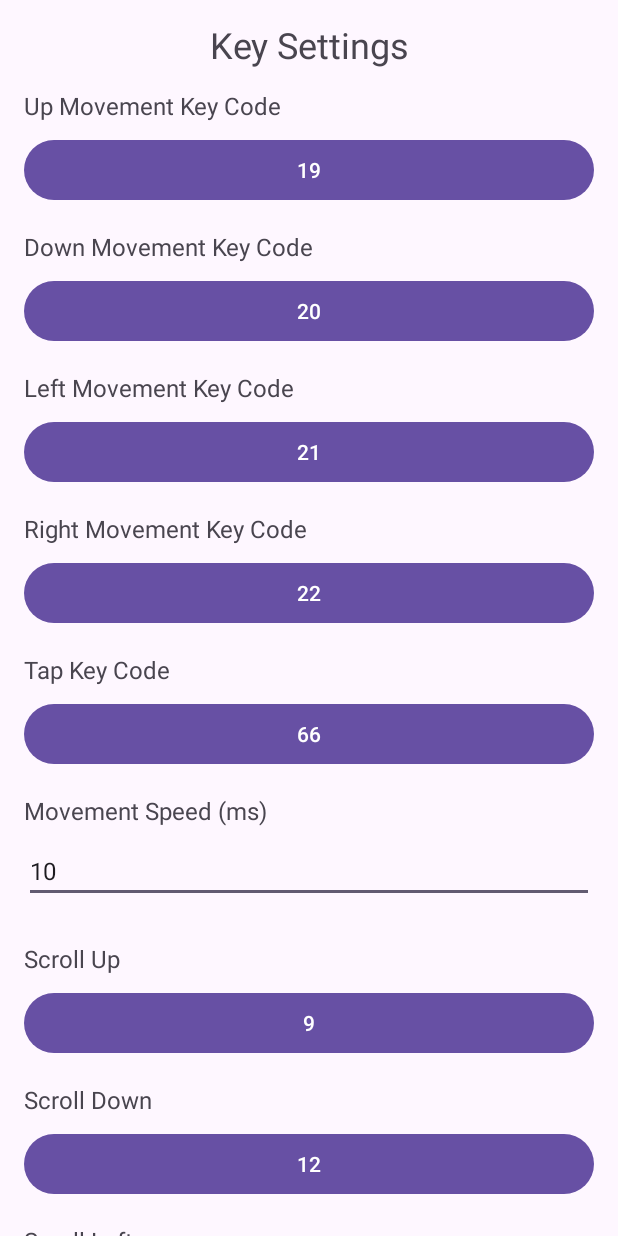
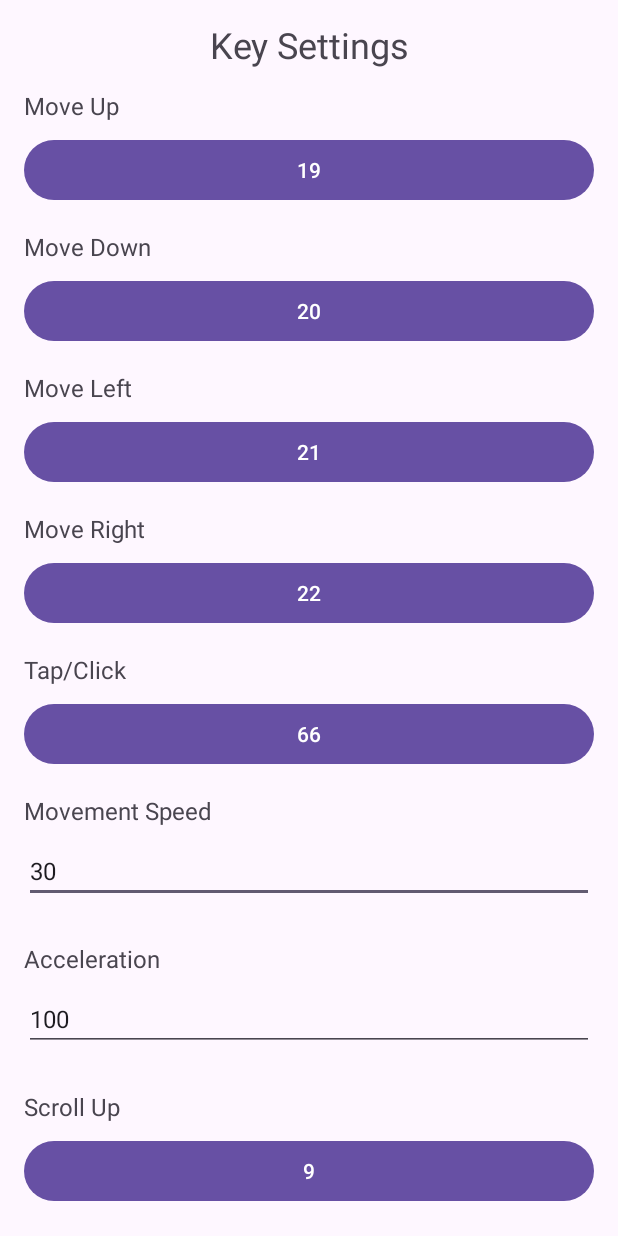
Before and after one commit to nnnnnnn0090/HardKeyPointer-Android, an Android app: the screen it shows after launch (MainActivity), on a phone screen of 412 x 824 dp. Run offline under Robolectric (Android 15) with nearby library versions, the phone set to English and light mode, and no system bars.

Commit message:
ポインタ加速度追加

```diff
--- a/app/build.gradle.kts
+++ b/app/build.gradle.kts
@@ -16,7 +16,7 @@ android {
         minSdk = 24
         targetSdk = 35
         versionCode = 1
-        versionName = "1.4"
+        versionName = "1.5"
 
         testInstrumentationRunner = "androidx.test.runner.AndroidJUnitRunner"
     }
--- a/app/src/main/java/com/example/hardkeypointer/AccessibilityUtils.kt
+++ b/app/src/main/java/com/example/hardkeypointer/AccessibilityUtils.kt
@@ -11,23 +11,17 @@ import androidx.appcompat.app.AppCompatActivity
 object AccessibilityUtils {
     fun isAccessibilityServiceEnabled(context: Context): Boolean {
         val accessibilityManager = context.getSystemService(Context.ACCESSIBILITY_SERVICE) as AccessibilityManager
-        val enabledServices = accessibilityManager.getEnabledAccessibilityServiceList(AccessibilityServiceInfo.FEEDBACK_ALL_MASK)
-        for (enabledService in enabledServices) {
-            val serviceInfo = enabledService.resolveInfo.serviceInfo
-            if (serviceInfo.packageName == context.packageName && serviceInfo.name == TapService::class.java.name) {
-                return true
-            }
-        }
-        return false
+        return accessibilityManager.getEnabledAccessibilityServiceList(AccessibilityServiceInfo.FEEDBACK_ALL_MASK)
+            .any { it.resolveInfo.serviceInfo.let { info ->
+                info.packageName == context.packageName && info.name == TapService::class.java.name
+            }}
     }
 
     fun redirectToAccessibilitySettings(activity: AppCompatActivity) {
         Toast.makeText(activity, "アクセシビリティサービスが有効ではありません", Toast.LENGTH_SHORT).show()
-
-        val intent = Intent(Settings.ACTION_ACCESSIBILITY_SETTINGS)
-        intent.addFlags(Intent.FLAG_RECEIVER_REGISTERED_ONLY)
-        intent.addFlags(Intent.FLAG_ACTIVITY_NEW_TASK)
-        activity.startActivity(intent)
+        activity.startActivity(Intent(Settings.ACTION_ACCESSIBILITY_SETTINGS).apply {
+            addFlags(Intent.FLAG_RECEIVER_REGISTERED_ONLY or Intent.FLAG_ACTIVITY_NEW_TASK)
+        })
         Toast.makeText(activity, "設定画面で、HardKeyPointer をタップして有効にしてください。", Toast.LENGTH_LONG).show()
     }
 }
--- a/app/src/main/java/com/example/hardkeypointer/MainActivity.kt
+++ b/app/src/main/java/com/example/hardkeypointer/MainActivity.kt
@@ -2,7 +2,6 @@ package com.nnnnnnn0090.hardkeypointer
 
 import android.annotation.SuppressLint
 import android.content.Intent
-import android.content.SharedPreferences
 import android.os.Bundle
 import android.view.KeyEvent
 import android.widget.Button
@@ -11,37 +10,11 @@ import android.widget.Toast
 import androidx.appcompat.app.AppCompatActivity
 
 class MainActivity : AppCompatActivity() {
-
-    private lateinit var upKeyCodeButton: Button
-    private lateinit var downKeyCodeButton: Button
-    private lateinit var leftKeyCodeButton: Button
-    private lateinit var rightKeyCodeButton: Button
-    private lateinit var tapKeyCodeButton: Button
+    private val buttons = mutableMapOf<String, Button>()
     private lateinit var moveSpeedEditText: EditText
-    private lateinit var disableKeyCodeButton: Button
-    private lateinit var scrollupKeyCodeButton: Button
-    private lateinit var scrolldownKeyCodeButton: Button
-    private lateinit var scrollrightKeyCodeButton: Button
-    private lateinit var scrollleftKeyCodeButton: Button
-
+    private lateinit var moveAccelEditText: EditText
     private var currentButton: Button? = null
-
-    private lateinit var sharedPreferences: SharedPreferences
-
-    companion object {
-        const val PREF_NAME = "com.nnnnnnn0090.hardkeypointer.PREFS"
-        const val KEY_UP_CODE = "KEY_UP_CODE"
-        const val KEY_DOWN_CODE = "KEY_DOWN_CODE"
-        const val KEY_LEFT_CODE = "KEY_LEFT_CODE"
-        const val KEY_RIGHT_CODE = "KEY_RIGHT_CODE"
-        const val KEY_TAP_CODE = "KEY_TAP_CODE"
-        const val KEY_MOVE_SPEED = "KEY_MOVE_SPEED"
-        const val KEY_DISABLE_CODE = "KEY_DISABLE_CODE"
-        const val KEY_SCROLLUP_CODE = "KEY_SCROLLUP_CODE"
-        const val KEY_SCROLLDOWN_CODE = "KEY_SCROLLDOWN_CODE"
-        const val KEY_SCROLLRIGHT_CODE = "KEY_SCROLLRIGHT_CODE"
-        const val KEY_SCROLLLEFT_CODE = "KEY_SCROLLLEFT_CODE"
-    }
+    private var currentAction: String? = null
 
     override fun onCreate(savedInstanceState: Bundle?) {
         super.onCreate(savedInstanceState)
@@ -54,52 +27,13 @@ class MainActivity : AppCompatActivity() {
             startService(serviceIntent)
         }
 
-        sharedPreferences = getSharedPreferences(PREF_NAME, MODE_PRIVATE)
+        initializeButtons()
 
-        upKeyCodeButton = findViewById(R.id.upKeyCodeButton)
-        downKeyCodeButton = findViewById(R.id.downKeyCodeButton)
-        leftKeyCodeButton = findViewById(R.id.leftKeyCodeButton)
-        rightKeyCodeButton = findViewById(R.id.rightKeyCodeButton)
-        tapKeyCodeButton = findViewById(R.id.tapKeyCodeButton)
         moveSpeedEditText = findViewById(R.id.moveSpeedEditText)
-        disableKeyCodeButton = findViewById(R.id.disableKeyCodeButton)
-        scrollupKeyCodeButton = findViewById(R.id.scrollupKeyCodeButton)
-        scrolldownKeyCodeButton = findViewById(R.id.scrolldownKeyCodeButton)
-        scrollrightKeyCodeButton = findViewById(R.id.scrollrightKeyCodeButton)
-        scrollleftKeyCodeButton = findViewById(R.id.scrollleftKeyCodeButton)
+        moveAccelEditText = findViewById(R.id.moveAccelEditText)
 
         loadPreferences()
-
-        upKeyCodeButton.setOnClickListener { startKeyInputMode(upKeyCodeButton, KEY_UP_CODE) }
-        downKeyCodeButton.setOnClickListener { startKeyInputMode(downKeyCodeButton, KEY_DOWN_CODE) }
-        leftKeyCodeButton.setOnClickListener { startKeyInputMode(leftKeyCodeButton, KEY_LEFT_CODE) }
-        rightKeyCodeButton.setOnClickListener { startKeyInputMode(rightKeyCodeButton, KEY_RIGHT_CODE) }
-        tapKeyCodeButton.setOnClickListener { startKeyInputMode(tapKeyCodeButton, KEY_TAP_CODE) }
-        disableKeyCodeButton.setOnClickListener { startKeyInputMode(disableKeyCodeButton, KEY_DISABLE_CODE) }
-        scrollupKeyCodeButton.setOnClickListener { startKeyInputMode(scrollupKeyCodeButton, KEY_SCROLLUP_CODE) }
-        scrolldownKeyCodeButton.setOnClickListener { startKeyInputMode(scrolldownKeyCodeButton, KEY_SCROLLDOWN_CODE) }
-        scrollrightKeyCodeButton.setOnClickListener { startKeyInputMode(scrollrightKeyCodeButton, KEY_SCROLLRIGHT_CODE) }
-        scrollleftKeyCodeButton.setOnClickListener { startKeyInputMode(scrollleftKeyCodeButton, KEY_SCROLLLEFT_CODE) }
-
-        setLongPressListener(upKeyCodeButton, KEY_UP_CODE)
-        setLongPressListener(downKeyCodeButton, KEY_DOWN_CODE)
-        setLongPressListener(leftKeyCodeButton, KEY_LEFT_CODE)
-        setLongPressListener(rightKeyCodeButton, KEY_RIGHT_CODE)
-        setLongPressListener(tapKeyCodeButton, KEY_TAP_CODE)
-        setLongPressListener(disableKeyCodeButton, KEY_DISABLE_CODE)
-        setLongPressListener(scrollupKeyCodeButton, KEY_SCROLLUP_CODE)
-        setLongPressListener(scrolldownKeyCodeButton, KEY_SCROLLDOWN_CODE)
-        setLongPressListener(scrollrightKeyCodeButton, KEY_SCROLLRIGHT_CODE)
-        setLongPressListener(scrollleftKeyCodeButton, KEY_SCROLLLEFT_CODE)
-
-        moveSpeedEditText.setOnEditorActionListener { _, _, _ ->
-            val speed = moveSpeedEditText.text.toString().toIntOrNull()
-            if (speed != null) {
-                moveSpeedEditText.clearFocus()
-                saveKeyCodeToPreferences(KEY_MOVE_SPEED, speed)
-                Toast.makeText(this@MainActivity, getString(R.string.move_speed_saved), Toast.LENGTH_SHORT).show()            }
-            true
-        }
+        setupListeners()
 
         val licenseButton: Button = findViewById(R.id.license_button)
         licenseButton.setOnClickListener {
@@ -107,65 +41,73 @@ class MainActivity : AppCompatActivity() {
         }
     }
 
-    private fun setLongPressListener(button: Button, key: String) {
-        button.setOnLongClickListener {
-            button.text = "0"
-            saveKeyCodeToPreferences(key, 3000)
-            Toast.makeText(this, getString(R.string.not_set), Toast.LENGTH_SHORT).show()
+    private fun initializeButtons() {
+        val buttonIds = mapOf(
+            "up" to R.id.upKeyCodeButton, "down" to R.id.downKeyCodeButton,
+            "left" to R.id.leftKeyCodeButton, "right" to R.id.rightKeyCodeButton,
+            "tap" to R.id.tapKeyCodeButton, "disable" to R.id.disableKeyCodeButton,
+            "scrollup" to R.id.scrollupKeyCodeButton, "scrolldown" to R.id.scrolldownKeyCodeButton,
+            "scrollright" to R.id.scrollrightKeyCodeButton, "scrollleft" to R.id.scrollleftKeyCodeButton
+        )
+        buttonIds.forEach { (action, id) -> buttons[action] = findViewById(id) }
+    }
+
+    private fun setupListeners() {
+        buttons.forEach { (action, button) ->
+            button.setOnClickListener { startKeyInputMode(button, action) }
+            button.setOnLongClickListener {
+                button.text = "0"
+                SettingsManager.setKeyCode(this, action, 3000)
+                Toast.makeText(this, getString(R.string.not_set), Toast.LENGTH_SHORT).show()
+                true
+            }
+        }
+
+        moveSpeedEditText.setOnEditorActionListener { _, _, _ ->
+            moveSpeedEditText.text.toString().toIntOrNull()?.let {
+                moveSpeedEditText.clearFocus()
+                SettingsManager.setMoveSpeed(this, it)
+                Toast.makeText(this, getString(R.string.move_speed_saved), Toast.LENGTH_SHORT).show()
+            }
+            true
+        }
+
+        moveAccelEditText.setOnEditorActionListener { _, _, _ ->
+            moveAccelEditText.text.toString().toIntOrNull()?.let {
+                moveAccelEditText.clearFocus()
+                SettingsManager.setMoveAccel(this, it)
+                Toast.makeText(this, getString(R.string.move_accel_saved), Toast.LENGTH_SHORT).show()
+            }
             true
         }
     }
 
     @SuppressLint("SetTextI18n")
     private fun loadPreferences() {
-        upKeyCodeButton.text = sharedPreferences.getInt(KEY_UP_CODE, KeyEvent.KEYCODE_DPAD_UP).toString()
-        downKeyCodeButton.text = sharedPreferences.getInt(KEY_DOWN_CODE, KeyEvent.KEYCODE_DPAD_DOWN).toString()
-        leftKeyCodeButton.text = sharedPreferences.getInt(KEY_LEFT_CODE, KeyEvent.KEYCODE_DPAD_LEFT).toString()
-        rightKeyCodeButton.text = sharedPreferences.getInt(KEY_RIGHT_CODE,  KeyEvent.KEYCODE_DPAD_RIGHT).toString()
-        tapKeyCodeButton.text = sharedPreferences.getInt(KEY_TAP_CODE, KeyEvent.KEYCODE_ENTER).toString()
-        moveSpeedEditText.setText(sharedPreferences.getInt(KEY_MOVE_SPEED, 10).toString())
-        disableKeyCodeButton.text = sharedPreferences.getInt(KEY_DISABLE_CODE, KeyEvent.KEYCODE_VOLUME_DOWN).toString()
-        scrollupKeyCodeButton.text = sharedPreferences.getInt(KEY_SCROLLUP_CODE, KeyEvent.KEYCODE_2).toString()
-        scrolldownKeyCodeButton.text = sharedPreferences.getInt(KEY_SCROLLDOWN_CODE, KeyEvent.KEYCODE_5).toString()
-        scrollleftKeyCodeButton.text = sharedPreferences.getInt(KEY_SCROLLLEFT_CODE, KeyEvent.KEYCODE_4).toString()
-        scrollrightKeyCodeButton.text = sharedPreferences.getInt(KEY_SCROLLRIGHT_CODE, KeyEvent.KEYCODE_6).toString()
+        buttons.forEach { (action, button) ->
+            button.text = SettingsManager.getKeyCode(this, action).toString()
+        }
+        moveSpeedEditText.setText(SettingsManager.getMoveSpeed(this).toString())
+        moveAccelEditText.setText(SettingsManager.getMoveAccel(this).toString())
     }
 
     @SuppressLint("SetTextI18n")
-    private fun startKeyInputMode(button: Button, key: String) {
+    private fun startKeyInputMode(button: Button, action: String) {
         currentButton = button
+        currentAction = action
         button.text = getString(R.string.waiting_for_key_input)
-
-        button.setOnKeyListener { _, keyCode, event ->
-            if (event.action == KeyEvent.ACTION_DOWN) {
-                button.text = keyCode.toString()
-                Toast.makeText(this, getString(R.string.key_code_set, keyCode), Toast.LENGTH_SHORT).show()
-                saveKeyCodeToPreferences(key, keyCode)
-                currentButton = null
-                button.setOnKeyListener(null)
-                true
-            } else {
-                false
-            }
-        }
     }
 
-    private fun saveKeyCodeToPreferences(key: String, keyCode: Any) {
-        sharedPreferences.edit().apply {
-            when (key) {
-                KEY_UP_CODE -> putInt(KEY_UP_CODE, keyCode as Int)
-                KEY_DOWN_CODE -> putInt(KEY_DOWN_CODE, keyCode as Int)
-                KEY_LEFT_CODE -> putInt(KEY_LEFT_CODE, keyCode as Int)
-                KEY_RIGHT_CODE -> putInt(KEY_RIGHT_CODE, keyCode as Int)
-                KEY_TAP_CODE -> putInt(KEY_TAP_CODE, keyCode as Int)
-                KEY_MOVE_SPEED -> putInt(KEY_MOVE_SPEED, keyCode as Int)
-                KEY_DISABLE_CODE -> putInt(KEY_DISABLE_CODE, keyCode as Int)
-                KEY_SCROLLUP_CODE -> putInt(KEY_SCROLLUP_CODE, keyCode as Int)
-                KEY_SCROLLDOWN_CODE -> putInt(KEY_SCROLLDOWN_CODE, keyCode as Int)
-                KEY_SCROLLLEFT_CODE -> putInt(KEY_SCROLLLEFT_CODE, keyCode as Int)
-                KEY_SCROLLRIGHT_CODE -> putInt(KEY_SCROLLRIGHT_CODE, keyCode as Int)
-            }
-            apply()
+    override fun dispatchKeyEvent(event: KeyEvent): Boolean {
+        if (event.action == KeyEvent.ACTION_DOWN && currentButton != null && currentAction != null) {
+            val keyCode = event.keyCode
+            currentButton?.text = keyCode.toString()
+            Toast.makeText(this, getString(R.string.key_code_set, keyCode), Toast.LENGTH_SHORT).show()
+            SettingsManager.setKeyCode(this, currentAction!!, keyCode)
+            currentButton = null
+            currentAction = null
+            return true
         }
+        return super.dispatchKeyEvent(event)
     }
 }
--- /dev/null
+++ b/app/src/main/java/com/example/hardkeypointer/SettingsManager.kt
@@ -0,0 +1,46 @@
+package com.nnnnnnn0090.hardkeypointer
+
+import android.content.Context
+import android.content.SharedPreferences
+import android.view.KeyEvent
+
+object SettingsManager {
+    private const val PREF_NAME = "com.nnnnnnn0090.hardkeypointer.PREFS"
+
+    private val defaultKeys = mapOf(
+        "up" to KeyEvent.KEYCODE_DPAD_UP,
+        "down" to KeyEvent.KEYCODE_DPAD_DOWN,
+        "left" to KeyEvent.KEYCODE_DPAD_LEFT,
+        "right" to KeyEvent.KEYCODE_DPAD_RIGHT,
+        "tap" to KeyEvent.KEYCODE_ENTER,
+        "disable" to KeyEvent.KEYCODE_VOLUME_DOWN,
+        "scrollup" to KeyEvent.KEYCODE_2,
+        "scrolldown" to KeyEvent.KEYCODE_5,
+        "scrollleft" to KeyEvent.KEYCODE_4,
+        "scrollright" to KeyEvent.KEYCODE_6
+    )
+
+    @Volatile
+    private var prefs: SharedPreferences? = null
+
+    private fun getPrefs(context: Context): SharedPreferences {
+        return prefs ?: synchronized(this) {
+            prefs ?: context.getSharedPreferences(PREF_NAME, Context.MODE_PRIVATE).also { prefs = it }
+        }
+    }
+
+    fun getKeyCode(context: Context, action: String): Int =
+        getPrefs(context).getInt(action, defaultKeys[action] ?: 0)
+
+    fun setKeyCode(context: Context, action: String, keyCode: Int) =
+        getPrefs(context).edit().putInt(action, keyCode).apply()
+
+    fun getMoveSpeed(context: Context): Int = getPrefs(context).getInt("moveSpeed", 30)
+    fun setMoveSpeed(context: Context, speed: Int) = getPrefs(context).edit().putInt("moveSpeed", speed).apply()
+
+    fun getMoveAccel(context: Context): Int = getPrefs(context).getInt("moveAccel", 100)
+    fun setMoveAccel(context: Context, accel: Int) = getPrefs(context).edit().putInt("moveAccel", accel).apply()
+
+    fun getAllKeyCodes(context: Context): Map<String, Int> =
+        defaultKeys.mapValues { (action, default) -> getKeyCode(context, action) }
+}
--- a/app/src/main/res/layout/activity_main.xml
+++ b/app/src/main/res/layout/activity_main.xml
@@ -120,6 +120,24 @@
                 android:textSize="16sp"
                 android:layout_marginBottom="10dp" />
 
+            <!-- Move Acceleration -->
+            <TextView
+                android:id="@+id/moveAccelLabel"
+                android:layout_width="wrap_content"
+                android:layout_height="wrap_content"
+                android:text="@string/move_accel"
+                android:textSize="16sp"
+                android:layout_marginTop="16dp"
+                android:layout_marginBottom="8dp" />
+            <EditText
+                android:id="@+id/moveAccelEditText"
+                android:layout_width="match_parent"
+                android:layout_height="wrap_content"
+                android:inputType="number"
+                android:hint="@string/enter_accel_hint"
+                android:textSize="16sp"
+                android:layout_marginBottom="10dp" />
+
             <!-- Scroll Up -->
             <TextView
                 android:id="@+id/scrollupKeyCodeLabel"
--- a/app/src/main/res/values/strings.xml
+++ b/app/src/main/res/values/strings.xml
@@ -1,27 +1,29 @@
 <resources>
     <string name="app_name">HardKeyPointer</string>
-    <string name="accessibility_service_description">HardKeyPointer - © 2024 @nnnnnnn0090</string>
+    <string name="accessibility_service_description">Hardware key pointer control</string>
 
     <string name="key_settings">Key Settings</string>
-    <string name="up_move_key_code">Up Movement Key Code</string>
-    <string name="down_move_key_code">Down Movement Key Code</string>
-    <string name="left_move_key_code">Left Movement Key Code</string>
-    <string name="right_move_key_code">Right Movement Key Code</string>
-    <string name="tap_key_code">Tap Key Code</string>
-    <string name="move_speed">Movement Speed (ms)</string>
+    <string name="up_move_key_code">Move Up</string>
+    <string name="down_move_key_code">Move Down</string>
+    <string name="left_move_key_code">Move Left</string>
+    <string name="right_move_key_code">Move Right</string>
+    <string name="tap_key_code">Tap/Click</string>
+    <string name="move_speed">Movement Speed</string>
     <string name="scroll_up">Scroll Up</string>
     <string name="scroll_down">Scroll Down</string>
     <string name="scroll_left">Scroll Left</string>
     <string name="scroll_right">Scroll Right</string>
-    <string name="disable_key_code">Enable/Disable Key Code</string>
+    <string name="disable_key_code">Show/Hide Pointer</string>
     <string name="set_button">Set</string>
     <string name="license_button">License</string>
     <string name="credit">© 2024 @nnnnnnn0090</string>
-    <string name="enter_speed_hint">Pointer Speed</string>
-    <string name="move_speed_saved">Movement speed saved</string>
-    <string name="not_set">Not set: 0</string>
-    <string name="waiting_for_key_input">Waiting for key input...</string>
-    <string name="key_code_set">Setting applied: %1$d</string>
+    <string name="enter_speed_hint">Movement speed</string>
+    <string name="move_speed_saved">Speed saved</string>
+    <string name="not_set">Disabled</string>
+    <string name="waiting_for_key_input">Press any key...</string>
+    <string name="key_code_set">Key set: %1$d</string>
     <string name="pointer_removed">Pointer hidden</string>
-    <string name="pointer_shown">Pointer displayed</string>
+    <string name="pointer_shown">Pointer shown</string>
+    <string name="move_accel">Acceleration</string>
+    <string name="enter_accel_hint">Acceleration rate</string>
 </resources>
```
Also changed, not shown: app/src/main/java/com/example/hardkeypointer/LicenseUtils.kt (+4 -6 lines), app/src/main/java/com/example/hardkeypointer/TapService.kt (+142 -151 lines), 2 other files.
